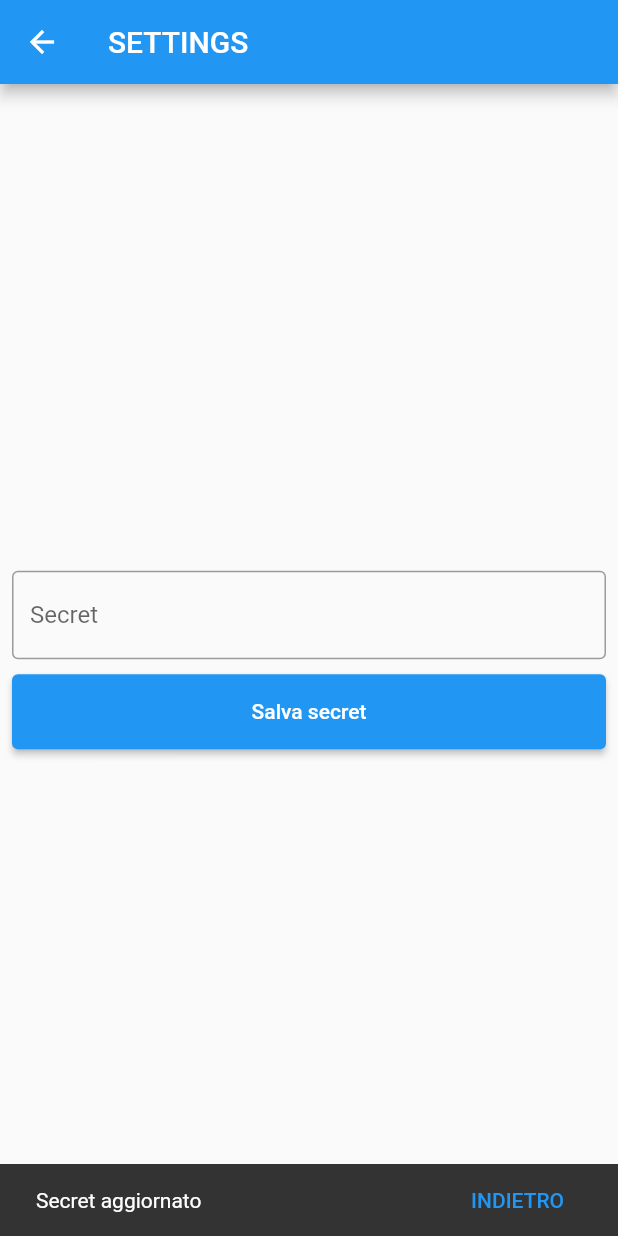
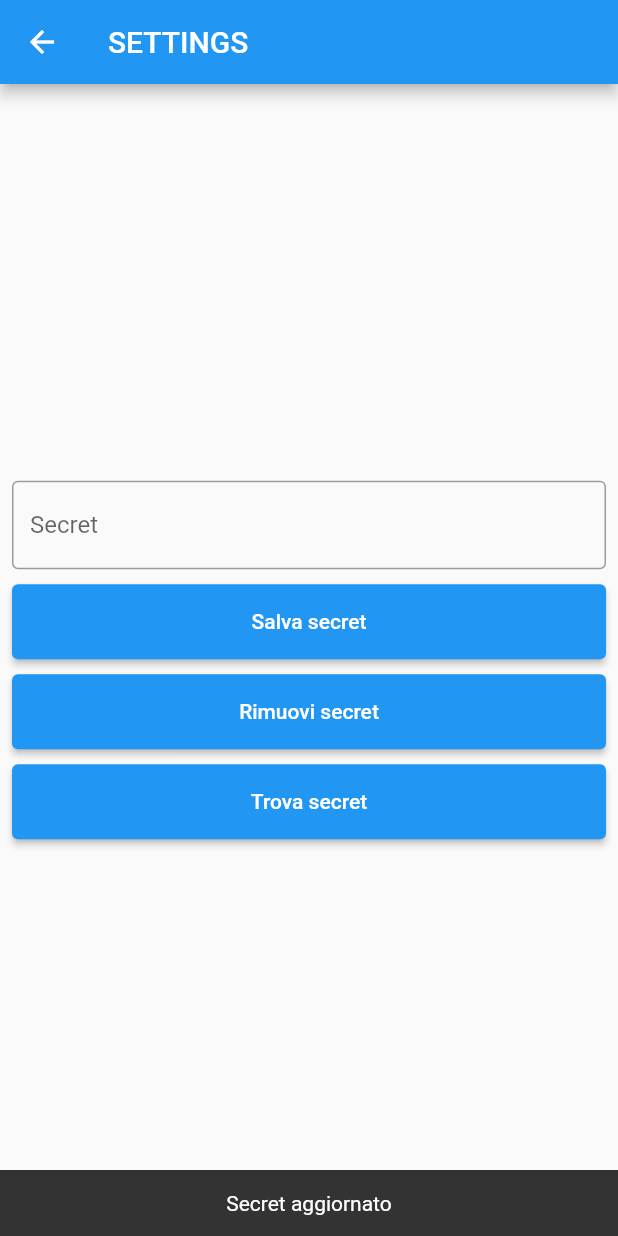
Before and after one commit to FedericoCalabro/pizzaBot, a Flutter app: the SecretScreen screen opened directly, after a tap on "Salva secret", on a phone screen of 412 x 824 dp. Run offline on Flutter 3.47's test engine with Material 2 defaults, Android fonts, the phone set to English and light mode, and no system bars; our stand-ins replace assets_audio_player, dio, flutter_riverpod, fpdart, freezed_annotation, shared_preferences and 1 more; missing offline and left inert: text_to_speech; accounts and stored records are empty.

```diff
--- a/lib/main.dart
+++ b/lib/main.dart
@@ -1,3 +1,7 @@
+import 'package:chatbot/core/audio_player.dart';
+import 'package:chatbot/core/speech_to_text.dart';
+import 'package:chatbot/core/text_to_speech.dart';
+import 'package:chatbot/pizzabot/pizza_provider.dart';
 import 'package:chatbot/screen/homepage_screen.dart';
 import 'package:flutter/material.dart';
 import 'package:flutter_riverpod/flutter_riverpod.dart';
@@ -6,14 +10,18 @@ Future<void> main() async {
   runApp(const ProviderScope(child: MyApp()));
 }
 
-class MyApp extends StatelessWidget {
+class MyApp extends ConsumerStatefulWidget {
   const MyApp({super.key});
 
-  // This widget is the root of your application.
+  @override
+  ConsumerState<MyApp> createState() => _MyAppState();
+}
+
+class _MyAppState extends ConsumerState<MyApp> {
   @override
   Widget build(BuildContext context) {
     return MaterialApp(
-      title: 'Flutter Demo',
+      title: 'Pizza Bot',
       theme: ThemeData(
         primarySwatch: Colors.blue,
       ),
--- a/lib/pizzabot/pizza_provider.dart
+++ b/lib/pizzabot/pizza_provider.dart
@@ -2,9 +2,12 @@ import 'package:chatbot/core/dio_provider.dart';
 import 'package:chatbot/pizzabot/pizza_notifier.dart';
 import 'package:chatbot/pizzabot/pizza_repository.dart';
 import 'package:chatbot/pizzabot/pizza_service.dart';
+import 'package:chatbot/pizzabot/secret_manager.dart';
 import 'package:flutter_riverpod/flutter_riverpod.dart';
 
-final secretProvider = StateProvider((ref) => "padrone");
+final secretManagerProvider = Provider(
+  (ref) => SecretManager(),
+);
 
 final pizzaServiceProvider = Provider(
   (ref) => PizzaService(
@@ -15,6 +18,7 @@ final pizzaServiceProvider = Provider(
 final pizzaRepositoryProvider = Provider(
   (ref) => PizzaRepository(
     ref.watch(pizzaServiceProvider),
+    ref.watch(secretManagerProvider),
   ),
 );
 
--- /dev/null
+++ b/lib/pizzabot/secret_manager.dart
@@ -0,0 +1,29 @@
+import 'package:shared_preferences/shared_preferences.dart';
+
+class SecretManager {
+  final SECRET_KEY = "secret";
+  final LAST_UPDATED_KEY = "last_updated";
+
+  Future<void> set(String secret) async {
+    final sp = await SharedPreferences.getInstance();
+    final now = DateTime.now();
+    sp.setString(SECRET_KEY, secret);
+    sp.setString(LAST_UPDATED_KEY, now.toString());
+  }
+
+  Future<String> get() async {
+    final sp = await SharedPreferences.getInstance();
+    return sp.getString(SECRET_KEY) ?? "";
+  }
+
+  Future<int> hoursFromLastUpdate() async {
+    try {
+      final sp = await SharedPreferences.getInstance();
+      final lastUpdated = DateTime.parse(sp.getString(LAST_UPDATED_KEY) ?? "");
+      final now = DateTime.now();
+      return now.difference(lastUpdated).inHours;
+    } on FormatException catch (e) {
+      return 365;
+    }
+  }
+}
--- a/lib/screen/homepage_screen.dart
+++ b/lib/screen/homepage_screen.dart
@@ -104,7 +104,10 @@ class _HomepageScreenState extends ConsumerState<HomepageScreen> {
             dataProvider.maybeWhen(
               loadInProgress: () async {
                 stopEverything();
-                await Future.delayed(const Duration(seconds: 2));
+                await Future.delayed(const Duration(
+                  seconds: 2,
+                  milliseconds: 500,
+                ));
                 stt.listen(
                   onResult: _onSpeechResult,
                   partialResults: false,
--- a/lib/screen/secret_screen.dart
+++ b/lib/screen/secret_screen.dart
@@ -1,18 +1,27 @@
 import 'package:chatbot/pizzabot/pizza_provider.dart';
+import 'package:chatbot/pizzabot/secret_manager.dart';
 import 'package:flutter_riverpod/flutter_riverpod.dart';
 import 'package:flutter/material.dart';
 import 'package:shared_preferences/shared_preferences.dart';
 
 class SecretScreen extends ConsumerStatefulWidget {
-  final TextEditingController _secretController = TextEditingController();
-
-  SecretScreen({super.key});
+  const SecretScreen({super.key});
 
   @override
   ConsumerState<SecretScreen> createState() => _SecretScreenState();
 }
 
 class _SecretScreenState extends ConsumerState<SecretScreen> {
+  late final TextEditingController _secretController = TextEditingController();
+
+  @override
+  void initState() async {
+    super.initState();
+    WidgetsBinding.instance.addPostFrameCallback((_) async {
+      _secretController.text = await ref.read(secretManagerProvider).get();
+    });
+  }
+
   @override
   Widget build(BuildContext context) {
     return Scaffold(
@@ -24,34 +33,13 @@ class _SecretScreenState extends ConsumerState<SecretScreen> {
             child: Column(
               mainAxisAlignment: MainAxisAlignment.center,
               children: [
-                TextField(
-                  controller: widget._secretController,
-                  decoration: const InputDecoration(
-                    border: OutlineInputBorder(),
-                    hintText: 'Secret',
-                  ),
-                ),
+                getTextController(),
                 const SizedBox(height: 10),
-                ElevatedButton(
-                  onPressed: () async {
-                    final newSecret = widget._secretController.text;
-                    (await SharedPreferences.getInstance())
-                        .setString('secret', newSecret);
-                    ScaffoldMessenger.of(context).showSnackBar(
-                      SnackBar(
-                        content: const Text('Secret aggiornato'),
-                        action: SnackBarAction(
-                            label: "INDIETRO",
-                            onPressed: () {
-                              Navigator.of(context).pop();
-                            }),
-                      ),
-                    );
-                  },
-                  style: ElevatedButton.styleFrom(
-                      minimumSize: const Size.fromHeight(50)),
-                  child: const Text('Salva secret'),
-                )
+                getSalvaSecretButton(),
+                const SizedBox(height: 10),
+                getCancellaSecretButton(),
+                const SizedBox(height: 10),
+                getTrovaSecretButton(),
               ],
             ),
           );
@@ -59,4 +47,60 @@ class _SecretScreenState extends ConsumerState<SecretScreen> {
       ),
     );
   }
+
+  TextField getTextController() {
+    return TextField(
+      controller: _secretController,
+      decoration: const InputDecoration(
+        border: OutlineInputBorder(),
+        hintText: 'Secret',
+      ),
+    );
+  }
+
+  ElevatedButton getSalvaSecretButton() {
+    return ElevatedButton(
+      child: const Text('Salva secret'),
+      style: ElevatedButton.styleFrom(minimumSize: const Size.fromHeight(50)),
+      onPressed: () async {
+        final newSec = _secretController.text;
+        (await SharedPreferences.getInstance()).setString('secret', newSec);
+        openSnackbar(context, "Secret aggiornato");
+      },
+    );
+  }
+
+  ElevatedButton getCancellaSecretButton() {
+    return ElevatedButton(
+      child: const Text('Rimuovi secret'),
+      style: ElevatedButton.styleFrom(minimumSize: const Size.fromHeight(50)),
+      onPressed: () async {
+        (await SharedPreferences.getInstance()).remove('secret');
+        openSnackbar(context, "Secret rimosso");
+      },
+    );
+  }
+
+  ElevatedButton getTrovaSecretButton() {
+    return ElevatedButton(
+      child: const Text('Trova secret'),
+      style: ElevatedButton.styleFrom(minimumSize: const Size.fromHeight(50)),
+      onPressed: () async {
+        final sor = await (ref.read(pizzaRepositoryProvider).getSecret());
+        sor.fold(
+          (l) {
+            openSnackbar(context, "Secret = '${l}'");
+            _secretController.text = l;
+          },
+          (r) => openSnackbar(context, "Errore ${r.errorMessage}"),
+        );
+      },
+    );
+  }
+
+  void openSnackbar(BuildContext context, String snackContent) {
+    ScaffoldMessenger.of(context).showSnackBar(
+      SnackBar(content: Center(child: Text(snackContent))),
+    );
+  }
 }
--- a/pubspec.yaml
+++ b/pubspec.yaml
@@ -31,6 +31,7 @@ dependencies:
   flutter:
     sdk: flutter
 
+  puppeteer: ^2.24.0
   shared_preferences: ^2.1.0
   dio: ^5.1.1
   fpdart: ^0.5.0
```
Also changed, not shown: lib/pizzabot/pizza_repository.dart (+59 -1 lines), lib/pizzabot/pizza_service.dart (+21 -3 lines), pubspec.lock.
